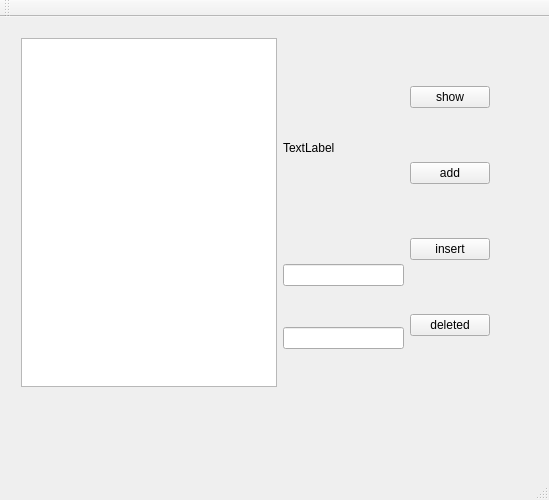
Qt form mainwindow.ui (mrchumanhcuong91/qtSQL) before a commit.
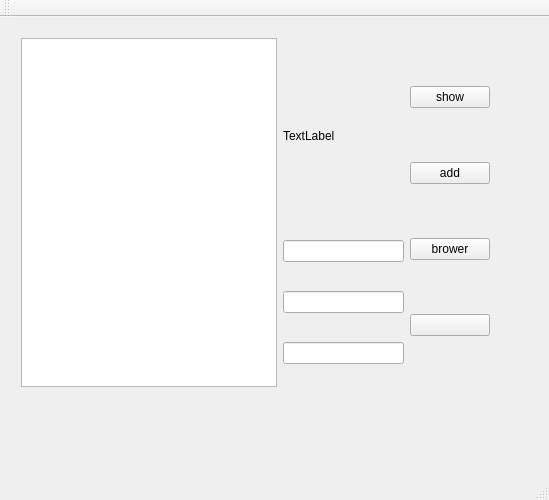
The same form after that commit.

Commit message: add brower to path image

The edit to the form file:
```diff
--- a/mainwindow.ui
+++ b/mainwindow.ui
@@ -52,6 +52,13 @@
        <item>
         <widget class="QLineEdit" name="lineName"/>
        </item>
+       <item>
+        <widget class="QLineEdit" name="lineNameImage">
+         <property name="echoMode">
+          <enum>QLineEdit::Normal</enum>
+         </property>
+        </widget>
+       </item>
        <item>
         <widget class="QLineEdit" name="linePrice"/>
        </item>
@@ -82,14 +89,14 @@
        <item>
         <widget class="QPushButton" name="pushButton_3">
          <property name="text">
-          <string>insert</string>
+          <string>brower</string>
          </property>
         </widget>
        </item>
        <item>
         <widget class="QPushButton" name="pushButton">
          <property name="text">
-          <string>deleted</string>
+          <string/>
          </property>
         </widget>
        </item>
```
The commit also changes 2 other files.
